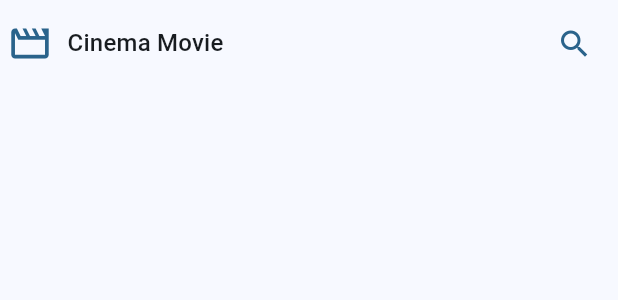
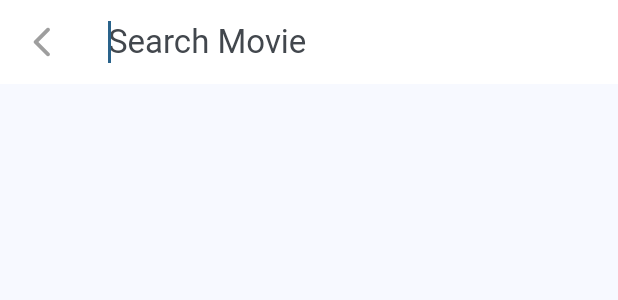
Before and after one commit to JalzDeLezZ/cinema-3x, a Flutter app: the CustomAppbar widget shown alone on an empty page, opened directly, after a tap on the "search" icon, on a phone screen of 412 x 824 dp. Shown: the top 300 px of the screen. Run offline on Flutter 3.47's test engine with Material 2 defaults, Android fonts, the phone set to English and light mode, and no system bars; our stand-ins replace animate_do, card_swiper, dio, flutter_dotenv, flutter_riverpod, go_router; network calls fail.

Commit message:
[imp] (provider, datasource, repository, renderWidget, Delegate) ::search movie 1.1 ✅

```diff
--- a/lib/domain/datasources/movies_datasource.dart
+++ b/lib/domain/datasources/movies_datasource.dart
@@ -6,4 +6,5 @@ abstract class MoviesDataSource {
   Future<List<Movie>> getTopRated({int page = 1});
   Future<List<Movie>> getUpcomming({int page = 1});
   Future<Movie> getMovieById(String id);
+  Future<List<Movie>> searchMovies(String query);
 }
--- a/lib/domain/entities/movie.dart
+++ b/lib/domain/entities/movie.dart
@@ -8,7 +8,7 @@ class Movie {
   final String overview;
   final double popularity;
   final String posterPath;
-  final DateTime releaseDate;
+  final DateTime? releaseDate;
   final String title;
   final bool video;
   final double voteAverage;
@@ -24,7 +24,7 @@ class Movie {
       required this.overview,
       required this.popularity,
       required this.posterPath,
-      required this.releaseDate,
+      this.releaseDate,
       required this.title,
       required this.video,
       required this.voteAverage,
--- a/lib/domain/repositories/movies_repository.dart
+++ b/lib/domain/repositories/movies_repository.dart
@@ -8,4 +8,5 @@ abstract class MoviesRepository {
   Future<List<Movie>> getTopRated({int page = 1});
 
   Future<Movie> getMovieById(String id);
+  Future<List<Movie>> searchMovies(String query);
 }
--- a/lib/infrastructure/datasources/moviedb_datasource.dart
+++ b/lib/infrastructure/datasources/moviedb_datasource.dart
@@ -68,4 +68,12 @@ class MoviedbDatasource extends MoviesDataSource {
     return MovieMapper.movieDetailsToEntity(movieDetails);
 
   }
+
+  @override
+  Future<List<Movie>> searchMovies(String query) async {
+    final res = await dio.get('/search/movie', queryParameters: {
+      'query': query,
+    });
+    return _jsonToMovie(res.data);
+  }
 }
--- a/lib/infrastructure/mappers/movie_mapper.dart
+++ b/lib/infrastructure/mappers/movie_mapper.dart
@@ -19,7 +19,8 @@ class MovieMapper {
       posterPath: (movie_.posterPath != '')
           ? 'https://image.tmdb.org/t/p/w500${movie_.posterPath}'
           : 'no-poster',
-      releaseDate: movie_.releaseDate,
+      releaseDate:
+          (movie_.releaseDate != null) ? movie_.releaseDate : DateTime.now(),
       title: movie_.title,
       video: movie_.video,
       voteAverage: movie_.voteAverage,
--- a/lib/infrastructure/repositories/movie_repository_impl.dart
+++ b/lib/infrastructure/repositories/movie_repository_impl.dart
@@ -30,4 +30,9 @@ class MovieRepositoryImpl extends MoviesRepository {
   Future<Movie> getMovieById(String id) {
     return innDataSource.getMovieById(id);
   }
+
+  @override
+  Future<List<Movie>> searchMovies(String query) {
+    return innDataSource.searchMovies(query);
+  }
 }
--- /dev/null
+++ b/lib/presentation/delegates/search_movie_delegate.dart
@@ -0,0 +1,59 @@
+// ignore_for_file: avoid_print
+import 'package:animate_do/animate_do.dart';
+import 'package:cinema_movie/domain/entities/movie.dart';
+import 'package:flutter/material.dart';
+
+typedef SearchMovieCallback = Future<List<Movie>> Function(String query);
+
+class SeearchMovieDelegate extends SearchDelegate<Movie?> {
+  final SearchMovieCallback searchMovieCallback;
+
+  SeearchMovieDelegate({required this.searchMovieCallback});
+
+  @override
+  String get searchFieldLabel => 'Search Movie';
+
+  @override
+  List<Widget>? buildActions(BuildContext context) {
+    return [
+      FadeIn(
+        animate: query.isNotEmpty,
+        child: IconButton(
+          onPressed: () => query = '',
+          icon: const Icon(Icons.clear),
+        ),
+      ),
+    ];
+  }
+
+  @override
+  Widget? buildLeading(BuildContext context) {
+    return IconButton(
+        onPressed: () => close(context, null),
+        icon: const Icon(Icons.arrow_back_ios_new_rounded));
+  }
+
+  @override
+  Widget buildResults(BuildContext context) {
+    return const Text('buildResults');
+  }
+
+  @override
+  Widget buildSuggestions(BuildContext context) {
+    return FutureBuilder(
+        future: searchMovieCallback(query),
+        initialData: const [],
+        builder: (context, snapshot) {
+          final movies = snapshot.data ?? [];
+          return ListView.builder(
+            itemCount: movies.length,
+            itemBuilder: (context, index) {
+              final movie = movies[index];
+              return ListTile(
+                title: Text(movie.title),
+              );
+            },
+          );
+        });
+  }
+}
--- a/lib/presentation/providers/movies/movies_repository_provider.dart
+++ b/lib/presentation/providers/movies/movies_repository_provider.dart
@@ -4,5 +4,6 @@ import 'package:flutter_riverpod/flutter_riverpod.dart';
 
 // This repository is inmutable
 final movieRepositoryProvider = Provider<MovieRepositoryImpl>((ref) {
+  /* searchMovies */
   return MovieRepositoryImpl(MoviedbDatasource());
 });
--- a/lib/presentation/widgets/shared/custom_appbar.dart
+++ b/lib/presentation/widgets/shared/custom_appbar.dart
@@ -1,10 +1,13 @@
+import 'package:cinema_movie/presentation/delegates/search_movie_delegate.dart';
+import 'package:cinema_movie/presentation/providers/movies/movies_repository_provider.dart';
 import 'package:flutter/material.dart';
+import 'package:flutter_riverpod/flutter_riverpod.dart';
 
-class CustomAppbar extends StatelessWidget {
+class CustomAppbar extends ConsumerWidget {
   const CustomAppbar({Key? key}) : super(key: key);
 
   @override
-  Widget build(BuildContext context) {
+  Widget build(BuildContext context, WidgetRef ref) {
     final colors = Theme.of(context).colorScheme;
     final titleStyle = Theme.of(context).textTheme.titleMedium;
 
@@ -21,7 +24,14 @@ class CustomAppbar extends StatelessWidget {
             const Spacer(),
             IconButton(
               icon: Icon(Icons.search, color: colors.primary),
-              onPressed: () {},
+              onPressed: () {
+                final movieRepository = ref.read(movieRepositoryProvider);
+
+                showSearch(
+                    context: context,
+                    delegate: SeearchMovieDelegate(
+                        searchMovieCallback: movieRepository.searchMovies));
+              },
             ),
           ],
         ),
```
Also changed, not shown: lib/infrastructure/models/moviedb/movie_moviedb.dart (+16 -12 lines).
